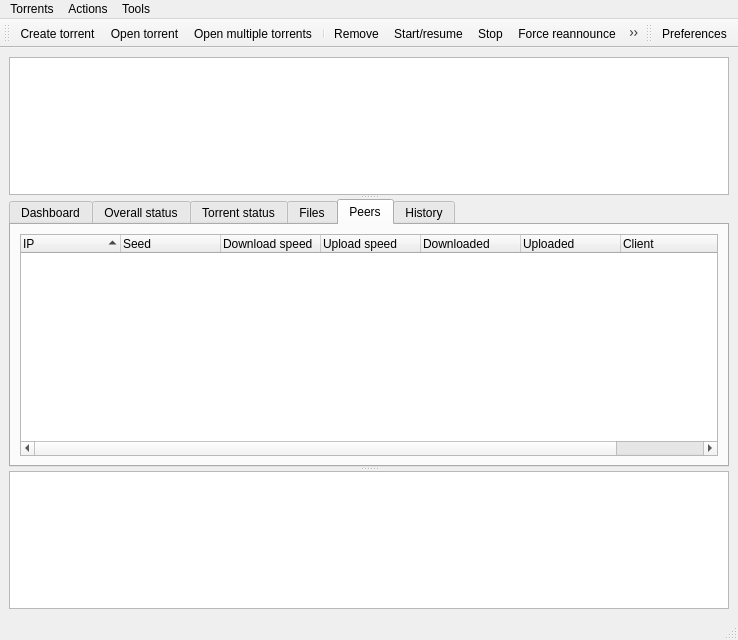
First picture: the form in src/plugins/torrent/mainwindow.ui, repository 0xd34df00d/leechcraft, before the edit.
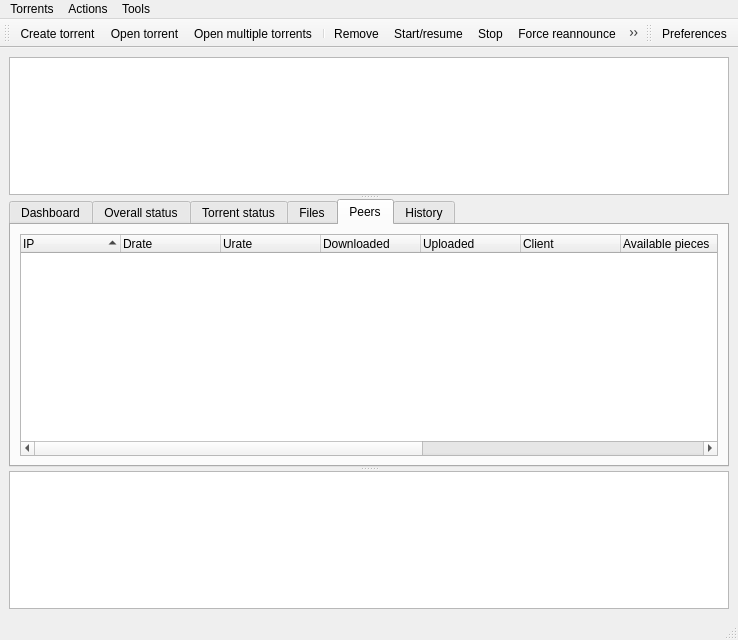
Second picture: the form after the edit. The open tabs and pages were chosen to show the change. Icons and pictures are not drawn. Custom widgets are drawn as their Qt base class.

Diff of the .ui file:
```diff
--- a/src/plugins/torrent/mainwindow.ui
+++ b/src/plugins/torrent/mainwindow.ui
@@ -1114,17 +1114,12 @@
            </column>
            <column>
             <property name="text" >
-             <string>Seed</string>
+             <string>Drate</string>
             </property>
            </column>
            <column>
             <property name="text" >
-             <string>Download speed</string>
-            </property>
-           </column>
-           <column>
-            <property name="text" >
-             <string>Upload speed</string>
+             <string>Urate</string>
             </property>
            </column>
            <column>
@@ -1147,6 +1142,31 @@
              <string>Available pieces</string>
             </property>
            </column>
+           <column>
+            <property name="text" >
+             <string>LB</string>
+            </property>
+           </column>
+           <column>
+            <property name="text" >
+             <string>Last request</string>
+            </property>
+           </column>
+           <column>
+            <property name="text" >
+             <string>Hashfails</string>
+            </property>
+           </column>
+           <column>
+            <property name="text" >
+             <string>Failcount</string>
+            </property>
+           </column>
+           <column>
+            <property name="text" >
+             <string>Downloading stat</string>
+            </property>
+           </column>
           </widget>
          </item>
         </layout>
```
Left out of the diff: 14 changed lines with no effect on the pictures.
